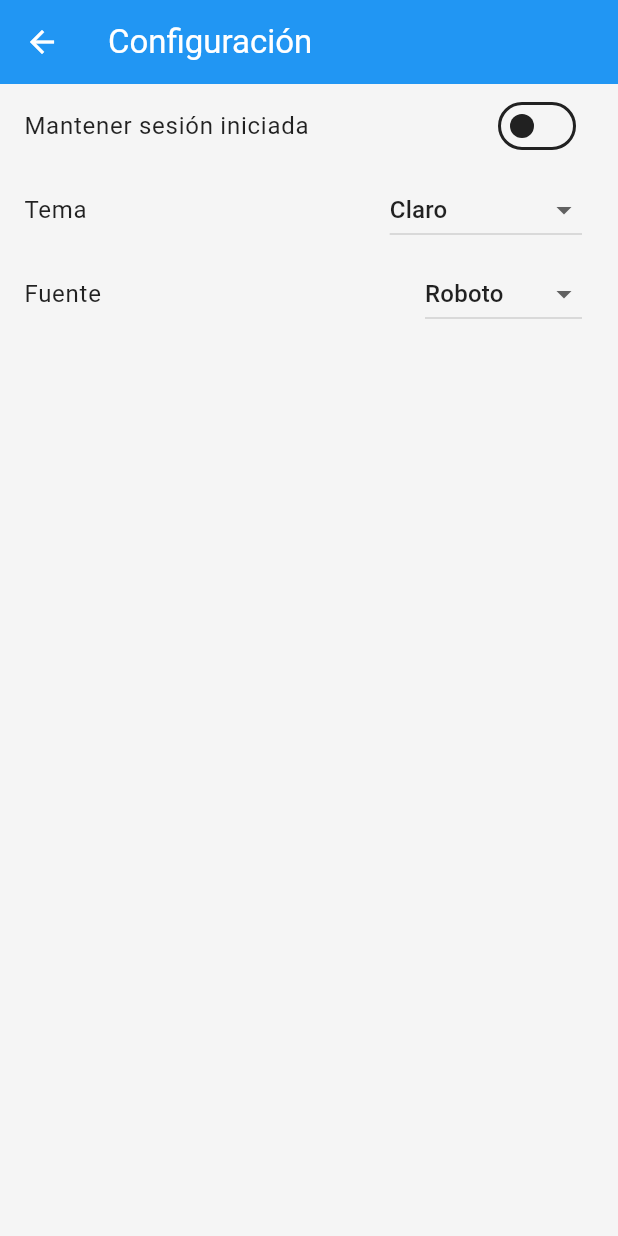
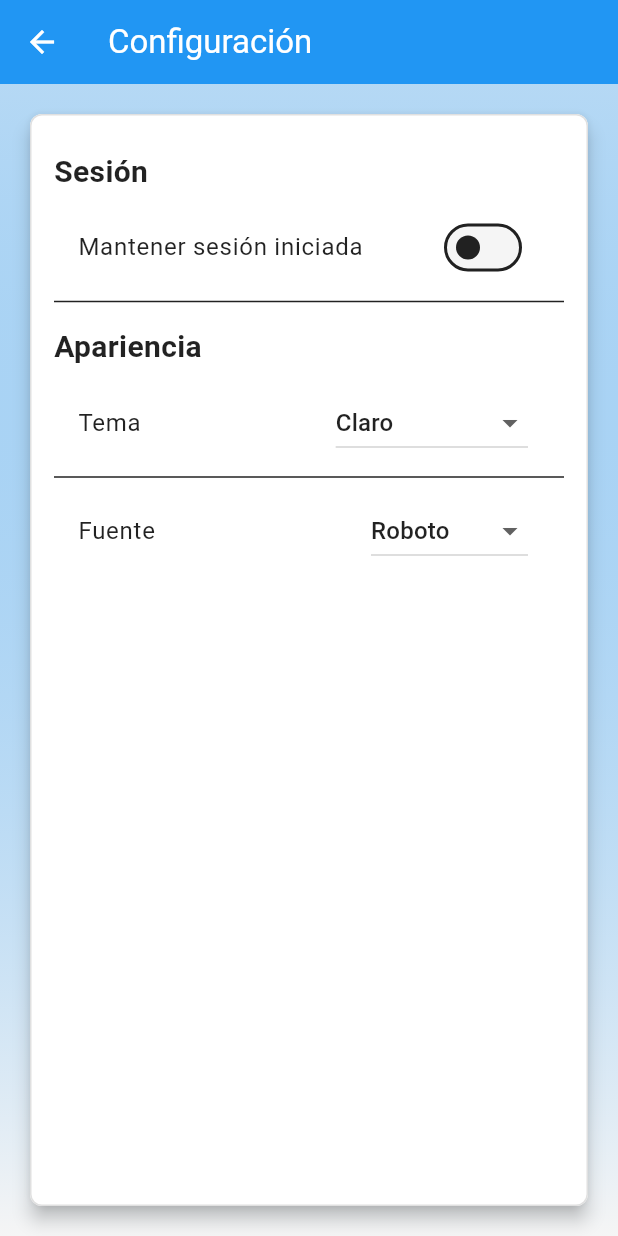
Before and after one commit to OctavioFloG/Aplicacion_flutter_1, a Flutter app: the SettingsScreen screen opened directly, on a phone screen of 412 x 824 dp. Run offline on Flutter 3.47's test engine with Material 3 defaults, Android fonts, the phone set to English and light mode, and no system bars; our stand-ins replace another_flutter_splash_screen, flutter_colorpicker, flutter_svg, google_fonts, image_picker, lottie and 2 more; missing offline and left inert: art_sweetalert; accounts and stored records are empty.

Commit message:
Update settings_screen.dart
Ahora al seleccionar un color actualiza todo a los colores que hemos elegido

```diff
--- a/lib/screens/settings_screen.dart
+++ b/lib/screens/settings_screen.dart
@@ -114,7 +114,9 @@ class _SettingsScreenState extends State<SettingsScreen> {
       fontFamily: _selectedFont,
     );
 
-    await ThemeSettings.updateThemeMode('custom');
+    // Forzar la actualización del tema inmediatamente
+    final updatedTheme = await ThemeSettings.loadCustomTheme();
+    GlobalValues.themeApp.value = updatedTheme;
   }
 
   @override
@@ -123,8 +125,29 @@ class _SettingsScreenState extends State<SettingsScreen> {
       appBar: AppBar(
         title: const Text('Configuración'),
       ),
-      body: ListView(
+      body: Container(
+        decoration: BoxDecoration(
+          gradient: LinearGradient(
+            begin: Alignment.topCenter,
+            end: Alignment.bottomCenter,
+            colors: [
+              Theme.of(context).primaryColor.withOpacity(0.3),
+              Theme.of(context).scaffoldBackgroundColor,
+            ],
+          ),
+        ),
+        child: Padding(
+          padding: const EdgeInsets.all(16.0),
+          child: Card(
+            elevation: 5,
+            child: Padding(
+              padding: const EdgeInsets.all(16.0),
+              child: ListView(
                 children: [
+                  // Sección de Sesión
+                  _buildSection(
+                    'Sesión',
+                    [
                       SwitchListTile(
                         title: const Text('Mantener sesión iniciada'),
                         value: _keepSession,
@@ -135,6 +158,13 @@ class _SettingsScreenState extends State<SettingsScreen> {
                           });
                         },
                       ),
+                    ],
+                  ),
+                  const Divider(),
+                  // Sección de Apariencia
+                  _buildSection(
+                    'Apariencia',
+                    [
                       ListTile(
                         title: const Text('Tema'),
                         trailing: DropdownButton<String>(
@@ -148,6 +178,7 @@ class _SettingsScreenState extends State<SettingsScreen> {
                         ),
                       ),
                       if (_currentTheme == 'custom') ...[
+                        const Divider(),
                         ListTile(
                           title: const Text('Color primario'),
                           trailing: GestureDetector(
@@ -159,6 +190,13 @@ class _SettingsScreenState extends State<SettingsScreen> {
                                 color: _primaryColor,
                                 border: Border.all(),
                                 borderRadius: BorderRadius.circular(20),
+                                boxShadow: [
+                                  BoxShadow(
+                                    color: Colors.black.withOpacity(0.2),
+                                    blurRadius: 4,
+                                    offset: const Offset(0, 2),
+                                  ),
+                                ],
                               ),
                             ),
                           ),
@@ -174,6 +212,13 @@ class _SettingsScreenState extends State<SettingsScreen> {
                                 color: _surfaceColor,
                                 border: Border.all(),
                                 borderRadius: BorderRadius.circular(20),
+                                boxShadow: [
+                                  BoxShadow(
+                                    color: Colors.black.withOpacity(0.2),
+                                    blurRadius: 4,
+                                    offset: const Offset(0, 2),
+                                  ),
+                                ],
                               ),
                             ),
                           ),
@@ -189,11 +234,19 @@ class _SettingsScreenState extends State<SettingsScreen> {
                                 color: _textColor,
                                 border: Border.all(),
                                 borderRadius: BorderRadius.circular(20),
+                                boxShadow: [
+                                  BoxShadow(
+                                    color: Colors.black.withOpacity(0.2),
+                                    blurRadius: 4,
+                                    offset: const Offset(0, 2),
+                                  ),
+                                ],
                               ),
                             ),
                           ),
                         ),
                       ],
+                      const Divider(),
                       ListTile(
                         title: const Text('Fuente'),
                         trailing: DropdownButton<String>(
@@ -216,6 +269,12 @@ class _SettingsScreenState extends State<SettingsScreen> {
                       ),
                     ],
                   ),
+                ],
+              ),
+            ),
+          ),
+        ),
+      ),
     );
   }
 
@@ -227,4 +286,23 @@ class _SettingsScreenState extends State<SettingsScreen> {
       });
     }
   }
+
+  Widget _buildSection(String title, List<Widget> children) {
+    return Column(
+      crossAxisAlignment: CrossAxisAlignment.start,
+      children: [
+        Padding(
+          padding: const EdgeInsets.symmetric(vertical: 8.0),
+          child: Text(
+            title,
+            style: const TextStyle(
+              fontSize: 20,
+              fontWeight: FontWeight.bold,
+            ),
+          ),
+        ),
+        ...children,
+      ],
+    );
   }
+}
```
Lines whose indentation alone changed are shown as unchanged.
